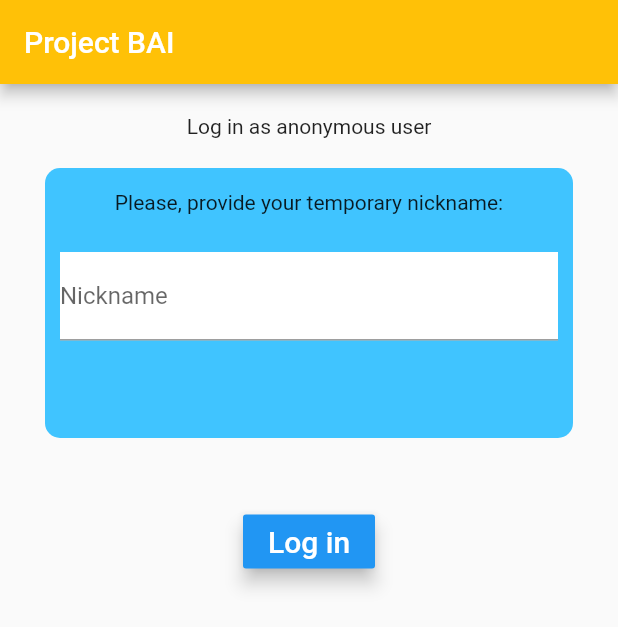
After one commit to kbujak/Projekt-BAI, a Flutter app: the screen it shows once a user with an empty profile is signed in, after a tap on "Guest", on a phone screen of 412 x 824 dp. The commit adds this screen. Shown: the top 627 px of the screen. Run offline on Flutter 3.47's test engine with Material 2 defaults, Android fonts, the light colour scheme and no system bars; our stand-ins replace cloud_firestore, firebase_auth, google_sign_in, rxdart, shared_preferences; accounts and stored records are empty.

Commit message:
Anonymous implementation changes,saving users to db

```diff
--- a/lib/LogIn.dart
+++ b/lib/LogIn.dart
@@ -6,8 +6,8 @@ import 'package:my_app/Menu.dart';
 enum FormType { login, register }
 
 class LogInWidget extends StatefulWidget {
-  LogInWidget({this.auth});
-  final AuthService auth;
+  /*LogInWidget({this.auth});
+  final AuthService auth;*/
 
   @override
   State<StatefulWidget> createState() => new _LogInWidget();
@@ -153,7 +153,7 @@ class _LogInWidget extends State<LogInWidget> {
       _isLoading = true;
     });
     try {
-      FirebaseUser user= await widget.auth.signInWithEmailAndPassword(
+      FirebaseUser user= await authService.signInWithEmailAndPassword(
           _emailController.text, _passwordController.text);
       print('Signed in: ${user.displayName}');
       goToMenu(context);
--- a/lib/Main.dart
+++ b/lib/Main.dart
@@ -1,5 +1,7 @@
 import 'package:flutter/material.dart';
 import 'SignIn.dart';
+import 'SingInAnonymousWidget.dart';
+import 'firestore/AuthService.dart';
 
 void main() {
   runApp(MaterialApp(
@@ -15,7 +17,22 @@ class HomeRoute extends StatelessWidget {
         appBar: AppBar(
           title: Text('First Route'),
         ),
-        body: Center(
+        body: TypeOfUserMenu(),
+    );
+  }
+}
+
+
+class TypeOfUserMenu extends StatelessWidget{
+  @override
+  Widget build(BuildContext context) {
+    return StreamBuilder(
+      stream: authService.user,
+      builder: (context, snapshot)
+        {
+          if(snapshot.hasData)
+            {
+              return Center(
                 child: Column(
                   children: <Widget>[
                     Text('Welcome to MAKK chat'),
@@ -25,16 +42,30 @@ class HomeRoute extends StatelessWidget {
                         Navigator.push(
                           context,
                           MaterialPageRoute(builder: (context) => SignInWidget()),
-                   // MaterialPageRoute(builder: (context) => RegisterWidget())
                         );
                       },
                     ),
                     RaisedButton(
                       child: Text('Guest'),
-                onPressed: () {},
+                      onPressed: () {
+                        Navigator.push(
+                          context,
+                          MaterialPageRoute(builder: (context) => SingInAnonymousWidget()),
+                        );
+                      },
                     ),
                   ],
                 ),
-        ));
+              );
+            }
+          else
+            {
+              return Text('User is already logged in!');
+              //navigate back to menu
             }
         }
+
+    );
+  }
+
+}
--- a/lib/RegisterNewAccount.dart
+++ b/lib/RegisterNewAccount.dart
@@ -1,5 +1,7 @@
 import 'package:flutter/material.dart';
 import 'package:firebase_auth/firebase_auth.dart';
+import 'firestore/AuthService.dart';
+import 'Menu.dart';
 
 class RegisterNewAccount extends StatefulWidget {
   const RegisterNewAccount({Key key}) : super(key: key);
@@ -10,7 +12,7 @@ class RegisterNewAccount extends StatefulWidget {
 
 class _RegisterNewAccountState extends State<RegisterNewAccount> {
   final GlobalKey<FormState> _formKey = GlobalKey<FormState>();
-  final FirebaseAuth _auth = FirebaseAuth.instance;
+  var _auth = new AuthService(); //FirebaseAuth.instance
   bool _agreedToTOS = true;
   String _name;
   String _email;
@@ -149,9 +151,9 @@ class _RegisterNewAccountState extends State<RegisterNewAccount> {
     if (_formKey.currentState.validate()) {
       try {
         _formKey.currentState.save();
-        FirebaseUser user = await _auth.createUserWithEmailAndPassword(
-            email: _email, password: _password);
+        FirebaseUser user = await _auth.createUserWithEmailAndPassword(_email, _password);
         print('Registered user : ${user.uid}');
+        goToMenu(context);
       } catch (ex) {
         var dialog = AlertDialog(
           title: Text('Something went wrong!'),
@@ -171,4 +173,11 @@ class _RegisterNewAccountState extends State<RegisterNewAccount> {
       _agreedToTOS = newValue;
     });
   }
+
+  void goToMenu(BuildContext context) {
+    Navigator.push(
+      context,
+      MaterialPageRoute(builder: (context) => MenuRoute()),
+    );
+  }
 }
--- a/lib/SignIn.dart
+++ b/lib/SignIn.dart
@@ -54,6 +54,7 @@ class UserProfileState extends State<UserProfile> {
 }
 
 class LoginButton extends StatelessWidget {
+
   void goToMenu(BuildContext context) {
     Navigator.push(
       context,
@@ -65,7 +66,7 @@ class LoginButton extends StatelessWidget {
   {
     Navigator.push(
       context,
-      MaterialPageRoute(builder: (context) => LogInWidget(auth : new AuthService())),
+      MaterialPageRoute(builder: (context) => LogInWidget(/*auth : new AuthService()*/)),
     );
   }
 
--- /dev/null
+++ b/lib/SingInAnonymousWidget.dart
@@ -0,0 +1,126 @@
+import 'package:flutter/material.dart';
+import 'firestore/AuthService.dart';
+import 'package:my_app/Menu.dart';
+
+
+class SingInAnonymousWidget extends StatefulWidget {
+  const SingInAnonymousWidget({Key key}) : super(key: key);
+
+  @override
+  State<StatefulWidget> createState() => SingInAnonymousWidgetState();
+}
+
+class SingInAnonymousWidgetState extends State<SingInAnonymousWidget> {
+  final GlobalKey<FormState> _formKey = GlobalKey<FormState>();
+
+  @override
+  Widget build(BuildContext context) {
+    return MaterialApp(
+      title: 'FlutterBase',
+      debugShowCheckedModeBanner: false,
+      home: Scaffold(
+        appBar: AppBar(
+          title: Text('Project BAI'),
+          backgroundColor: Colors.amber,
+        ),
+        body: new ListView(children: <Widget>[
+          new Form(
+            key: _formKey,
+            child: new Column(
+              children: <Widget>[
+                _createAnonymousForm(),
+                _showLogInButton(),
+              ],
+            ),
+          ),
+        ]),
+      ),
+    );
+  }
+
+  Widget _createAnonymousForm() {
+    return new Column(children: <Widget>[
+      Padding(
+          padding: EdgeInsets.only(top: 20),
+          child: Text('Log in as anonymous user')),
+      Center(
+        child: Container(
+          color: Colors.transparent,
+          alignment: Alignment.center,
+          margin: new EdgeInsets.only(top: 20, left: 30, right: 30),
+          child: new Container(
+              decoration: new BoxDecoration(
+                color: Colors.lightBlueAccent,
+                borderRadius: new BorderRadius.all(new Radius.circular(10)),
+              ),
+              constraints: new BoxConstraints(
+                minHeight: 180.0,
+              ),
+              child: new Column(children: <Widget>[
+                new Padding(
+                  padding: EdgeInsets.all(15.0),
+                  child: new Text("Please, provide your temporary nickname:"),
+                ),
+                new Padding(
+                    padding: EdgeInsets.all(10),
+                    child: Container(
+                        color: Colors.white,
+                        child: TextFormField(
+                            keyboardType: TextInputType.text,
+                            decoration: const InputDecoration(
+                              labelText: 'Nickname',
+                            ),
+                            validator: (String value) {
+                              if (value.trim().isEmpty) {
+                                return 'Nickname can' 't be empty!';
+                              }
+                            },
+                        ))),
+              ])),
+        ),
+      )
+    ]);
+  }
+
+  Widget _showLogInButton() {
+    return new Padding(
+        padding: EdgeInsets.fromLTRB(0.0, 45.0, 0.0, 0.0),
+        child: new RaisedButton(
+          elevation: 5.0,
+          color: Colors.blue,
+          child: new Text('Log in',
+              style: new TextStyle(fontSize: 20.0, color: Colors.white)),
+          onPressed: _validateAndSubmitAnonymous,
+        ));
+  }
+
+  _validateAndSubmitAnonymous() async {
+    if (_formKey.currentState.validate()) {
+      try {
+        _formKey.currentState.save();
+        var user =  await authService.signInAnonymously();
+        print('Registered user : ${user.uid}');
+        goToMenu(context);
+      }
+      catch (ex) {
+        var dialog = AlertDialog(
+          title: Text('Something went wrong!'),
+          content: Text(ex.toString()),
+        );
+        showDialog(
+            context: context,
+            builder: (BuildContext context) {
+              return dialog;
+            });
+      }
+    }
+  }
+
+  void goToMenu(BuildContext context) {
+    Navigator.push(
+      context,
+      MaterialPageRoute(builder: (context) => MenuRoute()),
+    );
+  }
+
+}
--- a/lib/firestore/AuthService.dart
+++ b/lib/firestore/AuthService.dart
@@ -38,7 +38,6 @@ class AuthService {
   }
 
   Future<FirebaseUser> googleSignIn() async {
-    loading.add(true);
 
     GoogleSignInAccount googleUser = await _googleSignIn.signIn();
 
@@ -75,16 +74,24 @@ class AuthService {
     return user;
   }
 
-/*  Future<FirebaseUser> createUserWithEmailAndPassword(String email, String password) async{
+  Future<FirebaseUser> createUserWithEmailAndPassword(String email, String password) async{
     FirebaseUser user = await _auth.createUserWithEmailAndPassword(email: email, password: password);
+    updateUserData(user);
+    repository.saveUIDLocally(user.uid);
     return user;
-  }*/
+  }
 
   Future<String> signUp(String email, String password) async {
     FirebaseUser user = await _auth.createUserWithEmailAndPassword(email: email, password: password);
     return user.uid;
   }
 
+  Future<FirebaseUser> signInAnonymously() async{
+    FirebaseUser user = await _auth.signInAnonymously();
+    updateUserData(user);
+    return user;
+  }
+
 }
 
 final AuthService authService = AuthService();
```
Lines whose indentation alone changed are shown as unchanged.
